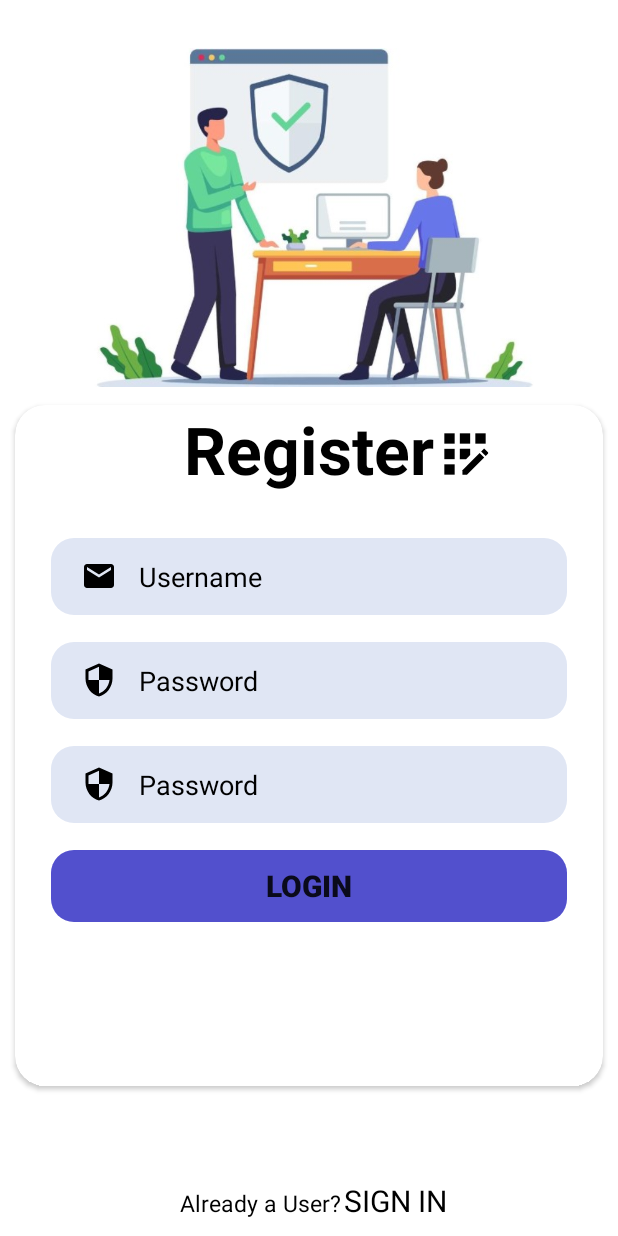
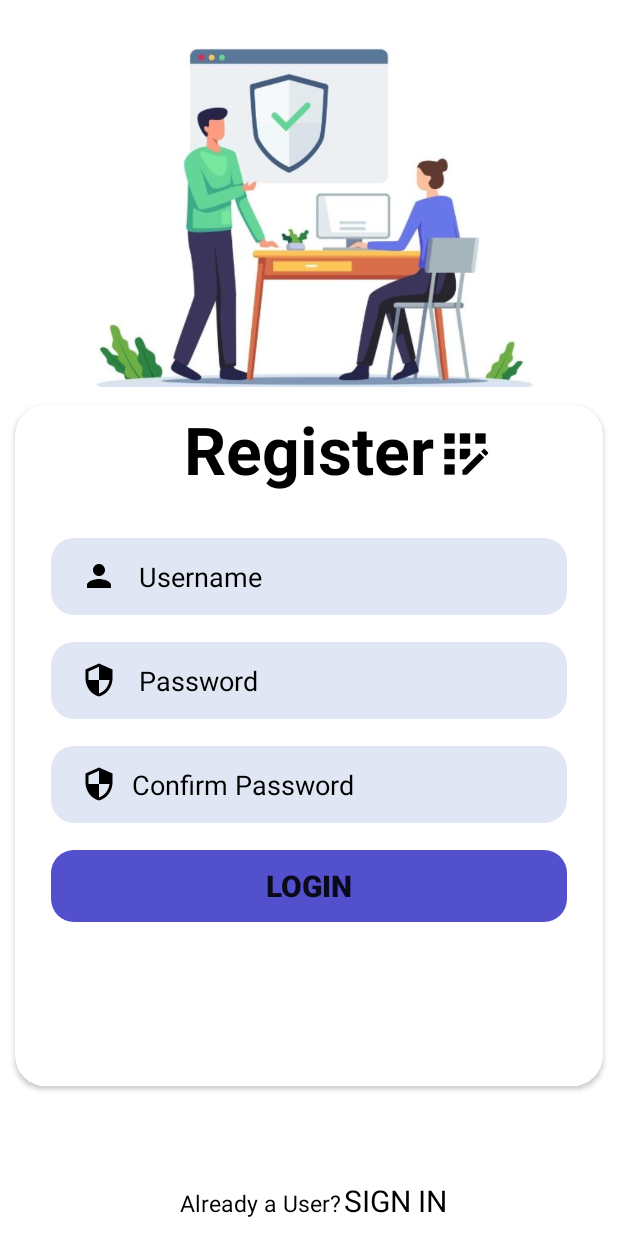
Before and after one commit to sangeetkarthecoder/SplitItNew, an Android app: the Registration screen opened directly, with no data from a screen before it, on a phone screen of 412 x 824 dp. Run offline under Robolectric (Android 15) with nearby library versions, the phone set to English and light mode, and no system bars.

Commit message:
email to username

```diff
--- /dev/null
+++ b/app/src/main/res/drawable/ic_baseline_person_24.xml
@@ -0,0 +1,5 @@
+<vector android:height="24dp" android:tint="#000000"
+    android:viewportHeight="24" android:viewportWidth="24"
+    android:width="24dp" xmlns:android="http://schemas.android.com/apk/res/android">
+    <path android:fillColor="@android:color/white" android:pathData="M12,12c2.21,0 4,-1.79 4,-4s-1.79,-4 -4,-4 -4,1.79 -4,4 1.79,4 4,4zM12,14c-2.67,0 -8,1.34 -8,4v2h16v-2c0,-2.66 -5.33,-4 -8,-4z"/>
+</vector>
--- a/app/src/main/res/layout/activity_login.xml
+++ b/app/src/main/res/layout/activity_login.xml
@@ -73,10 +73,10 @@
                 android:layout_marginTop="30dp"
                 android:layout_marginEnd="24dp"
                 android:background="@drawable/inputbg"
-                android:drawableLeft="@drawable/ic_baseline_email_24"
+                android:drawableLeft="@drawable/ic_baseline_person_24"
                 android:drawablePadding="10dp"
                 android:ems="10"
-                android:hint=" Email"
+                android:hint="Username"
                 android:inputType="textEmailAddress"
                 android:paddingLeft="20dp"
                 android:paddingTop="13dp"
--- a/app/src/main/res/layout/activity_registration.xml
+++ b/app/src/main/res/layout/activity_registration.xml
@@ -73,7 +73,7 @@
                 android:layout_marginTop="30dp"
                 android:layout_marginEnd="24dp"
                 android:background="@drawable/inputbg"
-                android:drawableLeft="@drawable/ic_baseline_email_24"
+                android:drawableLeft="@drawable/ic_baseline_person_24"
                 android:drawablePadding="10dp"
                 android:ems="10"
                 android:hint=" Username"
@@ -120,7 +120,7 @@
                 android:drawableLeft="@drawable/ic_baseline_security_24"
                 android:drawablePadding="10dp"
                 android:ems="10"
-                android:hint=" Password"
+                android:hint="Confirm Password"
                 android:inputType="textPassword"
                 android:paddingLeft="20dp"
                 android:paddingTop="13dp"
```
